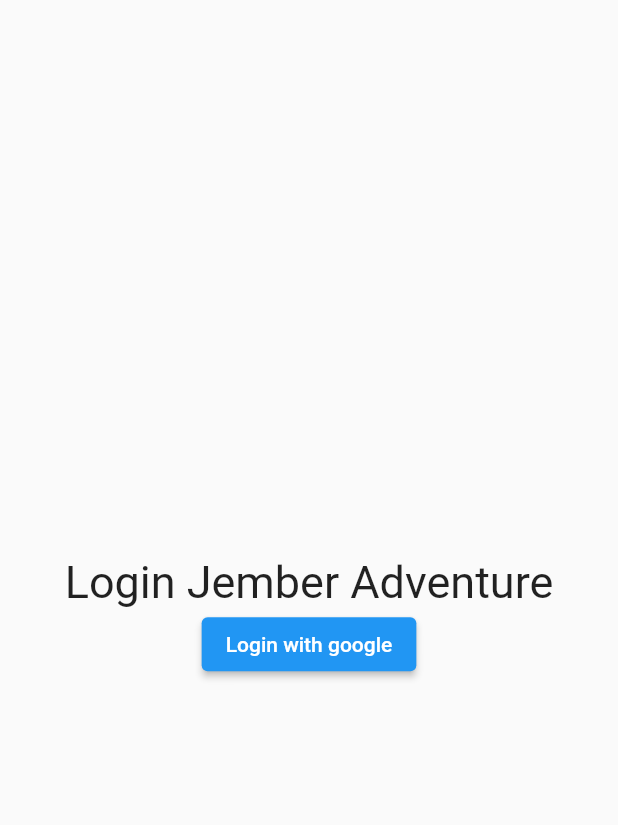
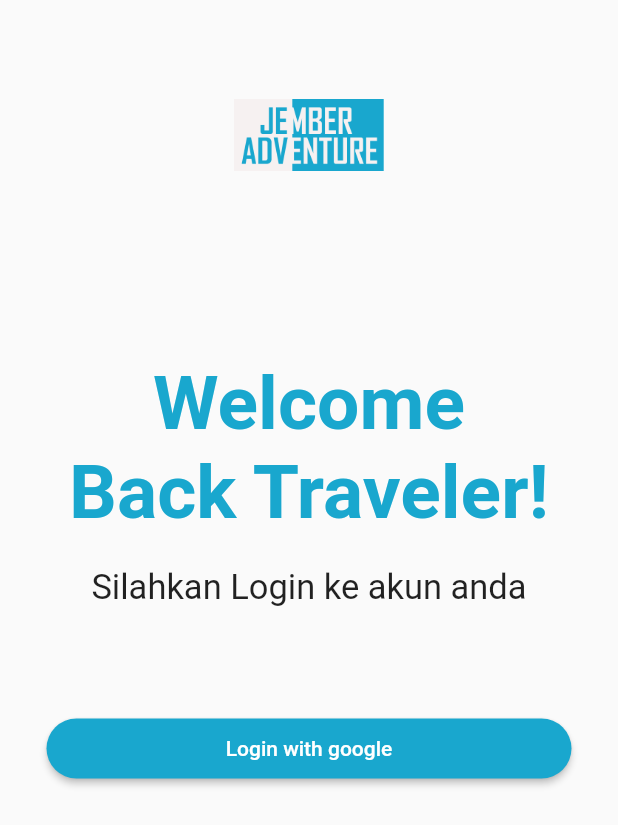
Before and after one commit to Grohiik999/test, a Flutter app: the screen it shows after launch, on a phone screen of 412 x 824 dp. Shown: the top 825 px of the screen. Run offline on Flutter 3.47's test engine with Material 2 defaults, Android fonts, the phone set to English and light mode, and no system bars; our stand-ins replace cloud_firestore, firebase_auth, firebase_core, firebase_storage, geocoding, google_maps_flutter and 2 more; accounts and stored records are empty.

Commit message:
"hampir fix"

```diff
--- a/lib/pages/login.dart
+++ b/lib/pages/login.dart
@@ -21,13 +21,32 @@ class _LoginPageState extends State<LoginPage> {
       body: SizedBox(
         width: double.infinity,
         child: Column(
-          mainAxisAlignment: MainAxisAlignment.center,
+          mainAxisAlignment: MainAxisAlignment.start,
           crossAxisAlignment: CrossAxisAlignment.center,
           children: [
+            Padding(padding: EdgeInsets.only(top: 40.0,bottom: 100.0),
+            child:  Image.asset('images/Splash_screen.png',
+            height: 100.0,
+            width: 100.0,),
+            ),
             const Text(
-              "Login Jember Adventure",
-              style: TextStyle(fontSize: 30),
+              "Welcome",
+              style: TextStyle(fontSize: 50,
+              fontWeight: FontWeight.bold,
+              color: Color(0xff19A7CE)),
             ),
+            const Text(
+              "Back Traveler!",
+              style: TextStyle(fontSize: 50,
+              fontWeight: FontWeight.bold,
+              color: Color(0xff19A7CE)),
+            ),
+            SizedBox(height: 20.0,),
+            const Text(
+              "Silahkan Login ke akun anda",
+              style: TextStyle(fontSize: 23,),
+            ),
+            SizedBox(height: 70.0,),
             ElevatedButton(
               onPressed: () {
                 GoogleAuth.signInWithGoogle().then((value) {
@@ -43,6 +62,13 @@ class _LoginPageState extends State<LoginPage> {
                   }
                 });
               },
+              style: ElevatedButton.styleFrom(
+                shape: RoundedRectangleBorder(
+                  borderRadius: BorderRadius.circular(20.0),
+                ),
+                backgroundColor: Color(0xff19A7CE),
+                fixedSize: Size(350, 40)
+              ),
               child: const Text("Login with google"),
             )
           ],
--- a/pubspec.yaml
+++ b/pubspec.yaml
@@ -20,6 +20,7 @@ version: 1.0.0+1
 
 environment:
   sdk: '>=2.19.6 <3.0.0'
+
 
 # Dependencies specify other packages that your package needs in order to work.
 # To automatically upgrade your package dependencies to the latest versions
@@ -47,7 +48,7 @@ dependencies:
   geocoding: ^2.1.0
   shared_preferences: ^2.1.2
   flutter_polyline_points: ^1.0.0
-
+  mapbox_gl: ^0.16.0
 dev_dependencies:
   flutter_test:
     sdk: flutter
@@ -73,6 +74,7 @@ flutter:
   # To add assets to your application, add an assets section, like this:
   assets:
     - images/Splash_screen.png
+    - images/marker.png
     - images/
 
   # An image asset can refer to one or more resolution-specific "variants", see
```
Also changed, not shown: lib/pages/home.dart (+56 -46 lines), lib/pages/map.dart (added, +82 -0 lines), images/location-pin.png (added), images/map.png (added), images/marker.png (added), pubspec.lock, 3 other files.
